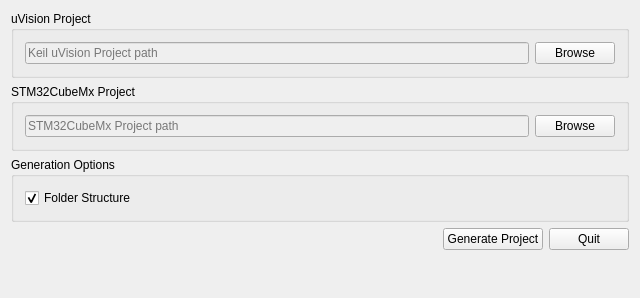
Old version of the form Source/NFWizard2.ui in the repository lreyesm/NEOWizard.
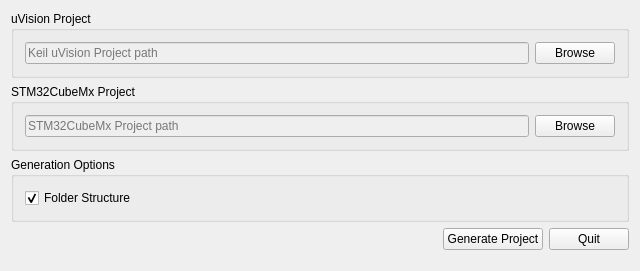
New version of the form. Icons and pictures are not drawn.

Diff of the .ui file:
```diff
--- a/Source/NFWizard2.ui
+++ b/Source/NFWizard2.ui
@@ -10,7 +10,7 @@
     <x>0</x>
     <y>0</y>
     <width>640</width>
-    <height>298</height>
+    <height>271</height>
    </rect>
   </property>
   <property name="sizePolicy">
```
Left out of the diff: 6 changed lines with no effect on the pictures.
